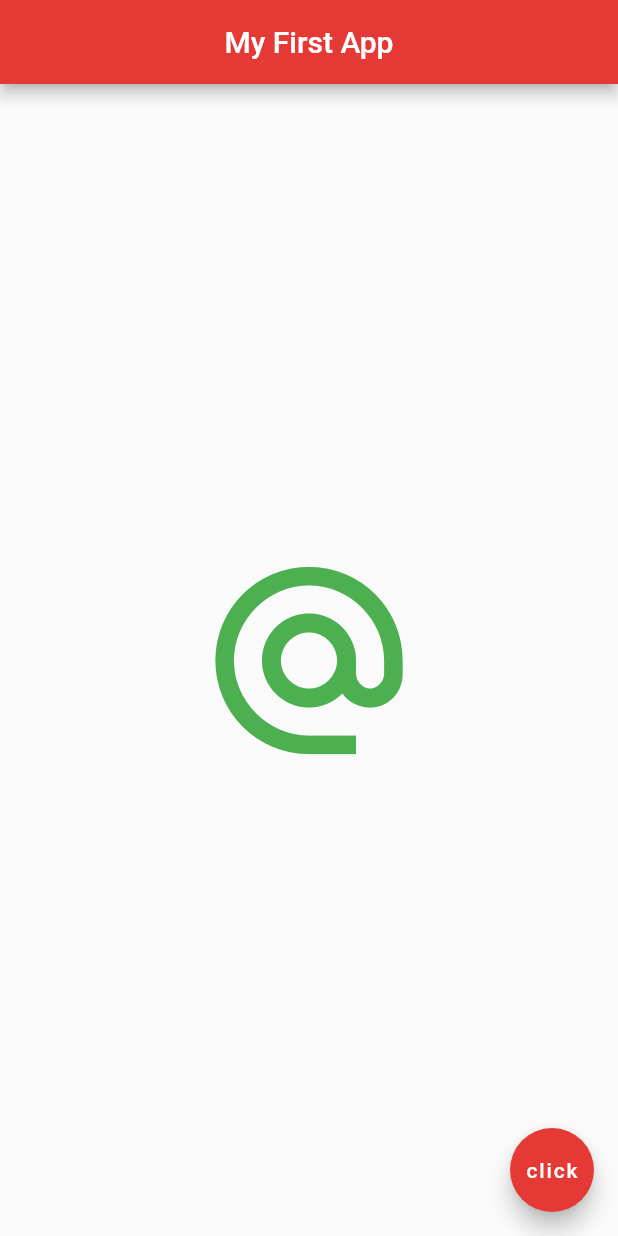
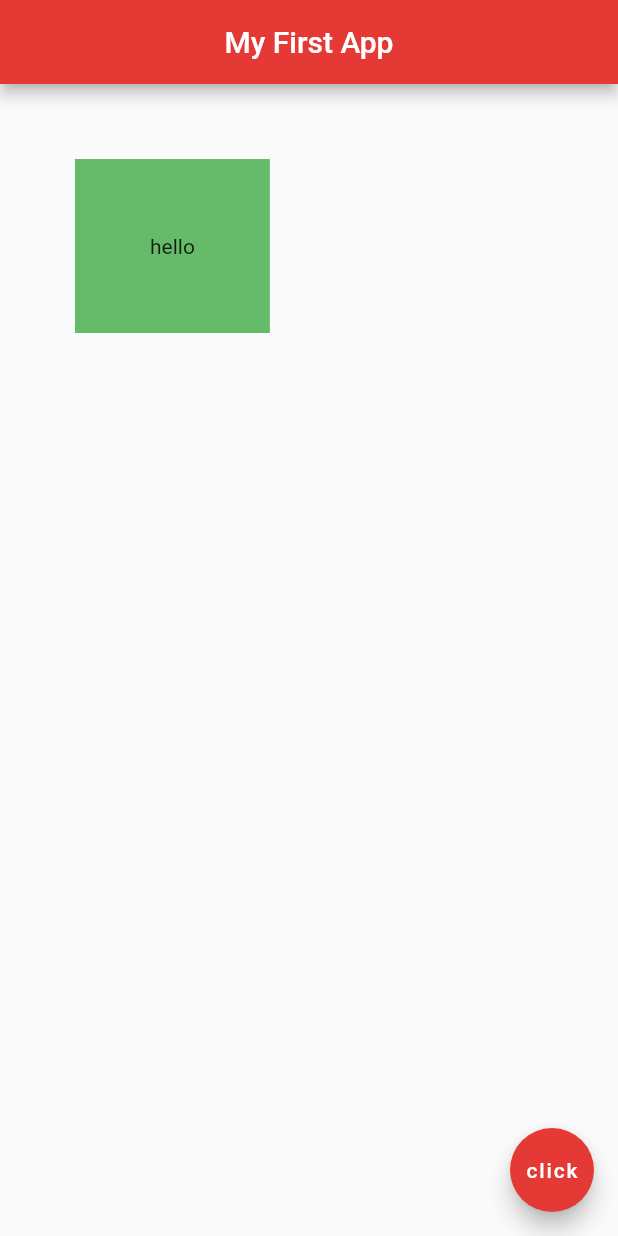
Before and after one commit to luquilo/flutter_101, a Flutter app: the screen it shows after launch, on a phone screen of 412 x 824 dp. Run offline on Flutter 3.47's test engine with Material 2 defaults, Android fonts, the phone set to English and light mode, and no system bars.

Commit message:
diajak maen putro

```diff
--- a/lib/main.dart
+++ b/lib/main.dart
@@ -19,15 +19,11 @@ class Home extends StatelessWidget {
           centerTitle: true,
           backgroundColor: Colors.red[600],
         ),
-        body: Center(
-          child: IconButton(
-            icon: Icon(Icons.alternate_email),
-            color: Colors.green,
-            iconSize: 150,
-            onPressed: (){
-              print('iam clicked!');
-            },
-          )
+        body:Container(
+            padding: EdgeInsets.all(50), // padding in dart
+            margin: EdgeInsets.all(50), // exactly the same as padding
+            color: Colors.green[400],
+            child: Text('hello'),
         ),
         floatingActionButton: FloatingActionButton(
           onPressed: () {},
```
